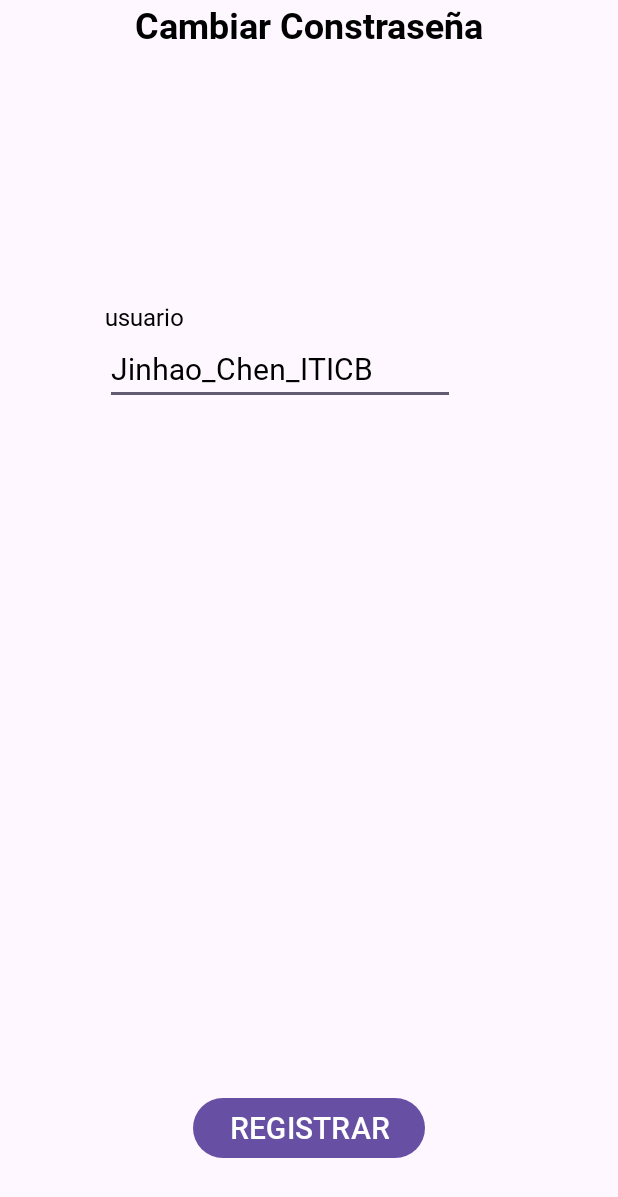
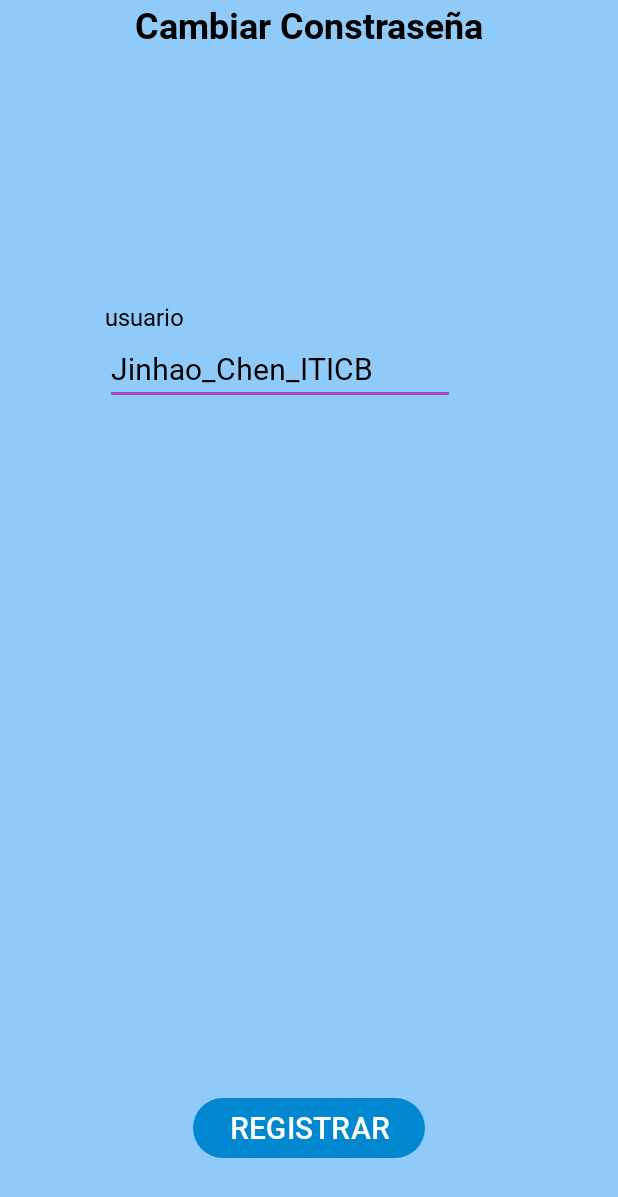
Before and after one commit to 2023-jinhaoChen/CasaCash, an Android app: the screen it shows after launch (MainActivity), on a phone screen of 412 x 824 dp. Shown: the top 1197 px of the screen. Run offline under Robolectric (Android 15) with nearby library versions, the phone set to English and light mode, and no system bars.

Commit message:
ADD themes.xml

```diff
--- a/app/src/main/res/values/themes.xml
+++ b/app/src/main/res/values/themes.xml
@@ -2,7 +2,15 @@
     <!-- Base application theme. -->
     <style name="Base.Theme.CasaCash" parent="Theme.Material3.DayNight.NoActionBar">
         <!-- Customize your light theme here. -->
-        <!-- <item name="colorPrimary">@color/my_light_primary</item> -->
+        <item name="android:windowBackground">@color/colorBackground</item>
+        <!-- Primary brand color. -->
+        <item name="colorPrimary">@color/colorConfirmation</item>
+        <!-- Secondary brand color. -->
+        <item name="colorSecondary">@color/colorFunction</item>
+        <!-- status bar color. -->
+        <item name="android:statusBarColor">@color/colorBackground</item>
+
+
     </style>
 
     <style name="Theme.CasaCash" parent="Base.Theme.CasaCash" />
```
